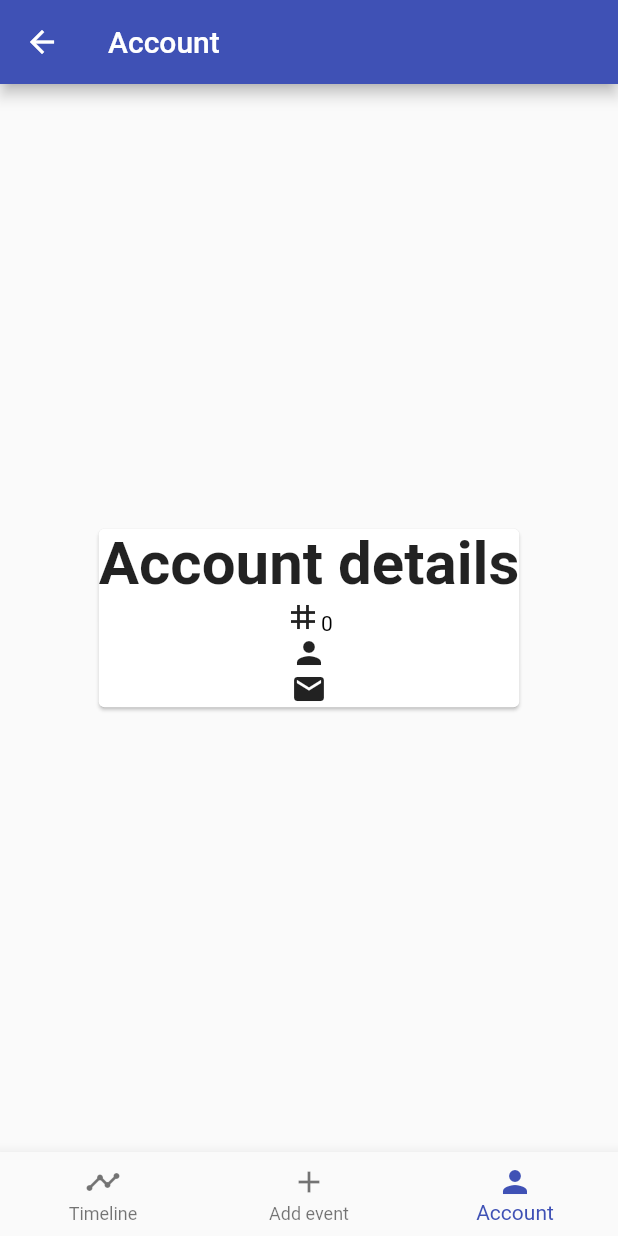
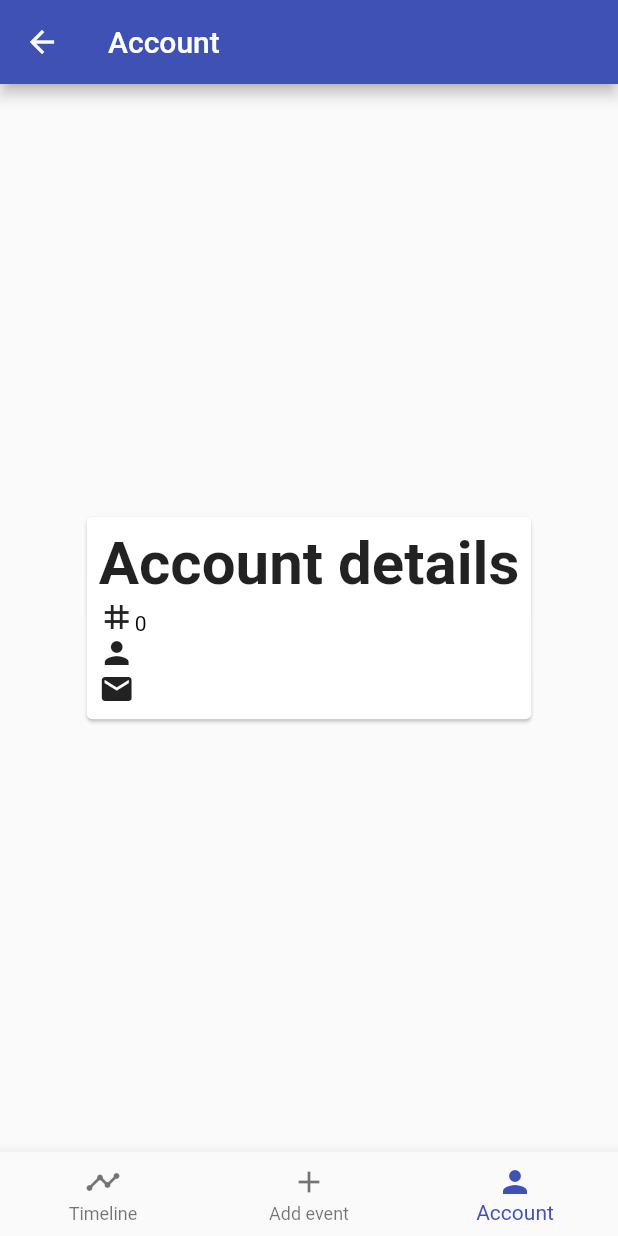
Before and after one commit to Cox-Andrew/cs261-cw, a Flutter app: the AccountScreen screen opened by its route, on a phone screen of 412 x 824 dp. Run offline on Flutter 3.47's test engine with Material 2 defaults, Android fonts, the phone set to English and light mode, and no system bars; missing offline and left inert: lipsum; accounts and stored records are empty.

Commit message:
manage account details

```diff
--- a/moodlysis_app/lib/screens/account/account.dart
+++ b/moodlysis_app/lib/screens/account/account.dart
@@ -15,7 +15,10 @@ class AccountScreen extends StatelessWidget {
           mainAxisAlignment: MainAxisAlignment.center,
           children: [
             Card(
+              child: Padding(
+                padding: const EdgeInsets.all(8.0),
                 child: Column(
+                  crossAxisAlignment: CrossAxisAlignment.start,
                   children: [
                     Text("Account details", style: TextStyle(fontSize: 40, fontWeight: FontWeight.bold),),
                     RichText(text: TextSpan(children: [
@@ -33,6 +36,7 @@ class AccountScreen extends StatelessWidget {
                   ],
                 ),
               ),
+            ),
           ],
         ),
       ),
```
Lines whose indentation alone changed are shown as unchanged.
